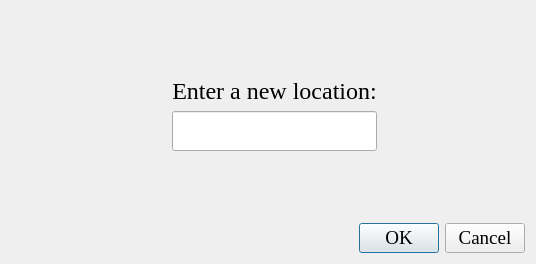
Qt form MyWeather/addlocation.ui (DekronPrime/MyWeather) before a commit.
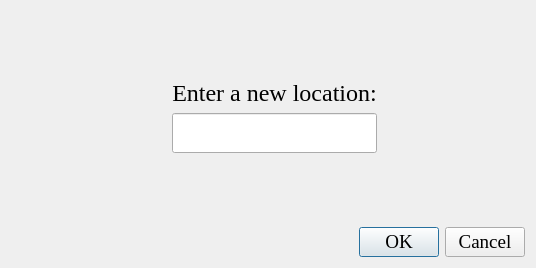
The same form after that commit. Icons and pictures are not drawn.

Diff of the .ui file:
```diff
--- a/MyWeather/addlocation.ui
+++ b/MyWeather/addlocation.ui
@@ -7,7 +7,7 @@
     <x>0</x>
     <y>0</y>
     <width>536</width>
-    <height>264</height>
+    <height>268</height>
    </rect>
   </property>
   <property name="windowTitle">
```
Left out of the diff: 3 changed lines with no effect on the pictures.
